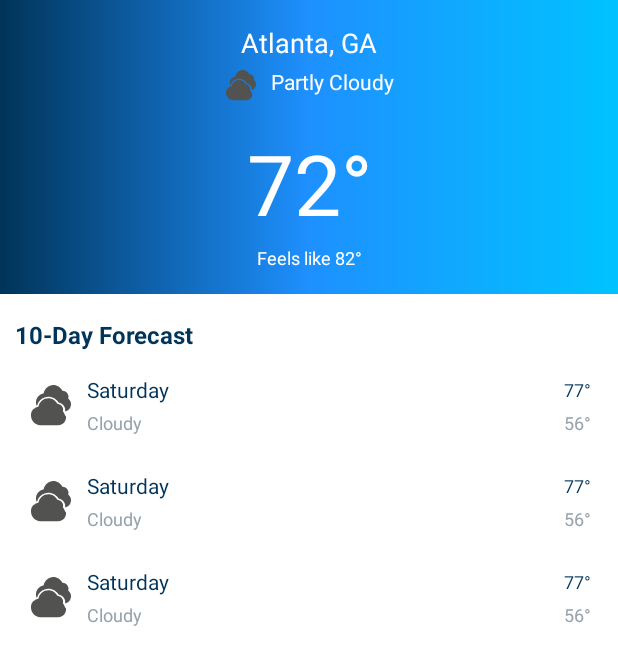
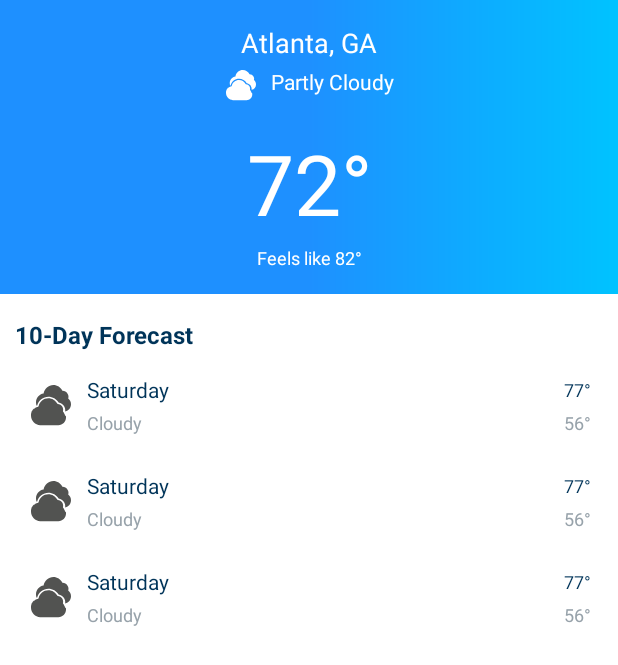
Before and after one commit to SmithRamsey/Sunshine, an Android app: the layout fragment_home.xml on its own in the app's theme, with its tools: preview values and no code run, on a phone screen of 412 x 824 dp. Shown: the top 665 px of the screen. Run offline under Robolectric (Android 15) with nearby library versions, the phone set to English and light mode, and no system bars; network calls fail.

Commit message:
More improvements, added databinding

```diff
--- a/app/build.gradle
+++ b/app/build.gradle
@@ -53,6 +53,10 @@ dependencies {
     implementation "com.squareup.retrofit2:adapter-rxjava2:2.9.0"
     implementation 'com.squareup.retrofit2:converter-gson:2.9.0'
     implementation 'androidx.databinding:databinding-runtime:7.0.1'
+    implementation 'com.github.bumptech.glide:glide:4.12.0'
+    implementation 'androidx.legacy:legacy-support-v4:1.0.0'
+    annotationProcessor 'com.github.bumptech.glide:compiler:4.12.0'
+
     testImplementation 'junit:junit:4.+'
     androidTestImplementation 'androidx.test.ext:junit:1.1.3'
     androidTestImplementation 'androidx.test.espresso:espresso-core:3.4.0'
--- a/app/src/main/java/com/example/sunshine/model/WeatherPayload.kt
+++ b/app/src/main/java/com/example/sunshine/model/WeatherPayload.kt
@@ -52,7 +52,7 @@ data class ListItem(
 	val deg: Int? = null,
 	val pressure: Int? = null,
 	val clouds: Int? = null,
-	val feelsLike: FeelsLike? = null,
+	val feels_like: FeelsLike? = null,
 	val speed: Double? = null,
 	val dt: Int? = null,
 	val pop: Double? = null,
--- a/app/src/main/res/drawable/blue_gradient.xml
+++ b/app/src/main/res/drawable/blue_gradient.xml
@@ -3,7 +3,7 @@
     <gradient
         android:angle="180"
         android:centerColor="@color/light_blue"
-        android:endColor="@color/dark_blue"
+        android:endColor="@color/light_blue"
         android:startColor="@color/cyan"
         android:type="linear" />
 </shape>
--- a/app/src/main/res/layout/fragment_home.xml
+++ b/app/src/main/res/layout/fragment_home.xml
@@ -1,7 +1,20 @@
 <?xml version="1.0" encoding="utf-8"?>
-<androidx.constraintlayout.widget.ConstraintLayout xmlns:android="http://schemas.android.com/apk/res/android"
+<layout xmlns:android="http://schemas.android.com/apk/res/android"
     xmlns:app="http://schemas.android.com/apk/res-auto"
-    xmlns:tools="http://schemas.android.com/tools"
+    xmlns:tools="http://schemas.android.com/tools">
+
+    <data>
+
+        <variable
+            name="listItem"
+            type="com.example.sunshine.model.ListItem" />
+
+        <variable
+            name="weatherItem"
+            type="com.example.sunshine.model.WeatherItem" />
+    </data>
+
+    <androidx.constraintlayout.widget.ConstraintLayout
         android:layout_width="match_parent"
         android:layout_height="match_parent"
         tools:context=".ui.home.HomeFragment">
@@ -45,9 +58,12 @@
 
                 <androidx.appcompat.widget.AppCompatImageView
                     android:id="@+id/current_weather_icon"
+                    loadIcon="@{weatherItem.icon}"
                     android:layout_width="24dp"
                     android:layout_height="24dp"
                     android:layout_marginEnd="@dimen/small_margin"
+                    android:tint="@color/white"
+                    android:backgroundTint="@color/white"
                     tools:src="@drawable/weather_cloudy" />
 
                 <androidx.appcompat.widget.AppCompatTextView
@@ -56,6 +72,7 @@
                     android:layout_width="wrap_content"
                     android:layout_height="match_parent"
                     android:layout_marginStart="@dimen/small_margin"
+                    android:text="@{weatherItem.main}"
                     tools:text="Partly Cloudy" />
 
             </androidx.appcompat.widget.LinearLayoutCompat>
@@ -64,6 +81,7 @@
             <androidx.appcompat.widget.AppCompatTextView
                 android:id="@+id/temperature_text"
                 style="@style/title_3"
+                roundTemp="@{listItem.temp.day}"
                 android:layout_width="wrap_content"
                 android:layout_height="wrap_content"
                 android:layout_marginTop="@dimen/medium_margin"
@@ -77,6 +95,7 @@
             <androidx.appcompat.widget.AppCompatTextView
                 android:id="@+id/wind_chill_text"
                 style="@style/body_1"
+                feelsLikeRoundTemp="@{listItem.feels_like.day}"
                 android:layout_width="wrap_content"
                 android:layout_height="wrap_content"
                 android:layout_marginTop="@dimen/extra_small_margin"
@@ -118,3 +137,5 @@
 
 
     </androidx.constraintlayout.widget.ConstraintLayout>
+
+</layout>
--- a/app/src/main/res/layout/home_list_item.xml
+++ b/app/src/main/res/layout/home_list_item.xml
@@ -4,10 +4,12 @@
     xmlns:tools="http://schemas.android.com/tools">
 
     <data>
-
         <variable
             name="listItem"
             type="com.example.sunshine.model.ListItem" />
+        <variable
+            name="weatherItem"
+            type="com.example.sunshine.model.WeatherItem" />
     </data>
 
     <androidx.constraintlayout.widget.ConstraintLayout
@@ -26,6 +28,7 @@
             app:layout_constraintEnd_toStartOf="@id/item_day_text"
             app:layout_constraintStart_toStartOf="parent"
             app:layout_constraintTop_toTopOf="@id/item_day_text"
+            loadIcon="@{weatherItem.icon}"
             tools:src="@drawable/weather_cloudy" />
 
         <androidx.appcompat.widget.AppCompatTextView
@@ -49,7 +52,7 @@
             android:layout_height="wrap_content"
             android:layout_marginTop="@dimen/extra_small_margin"
             android:layout_marginBottom="@dimen/small_margin"
-            android:text="@{listItem.weather.get(0).main}"
+            android:text="@{weatherItem.main}"
             app:layout_constraintBottom_toTopOf="@id/item_humidity_text"
             app:layout_constraintStart_toStartOf="@id/item_day_text"
             app:layout_constraintTop_toBottomOf="@id/item_day_text"
@@ -58,10 +61,10 @@
         <androidx.appcompat.widget.AppCompatTextView
             android:id="@+id/item_high_temp_text"
             style="@style/body_3"
+            roundTemp="@{listItem.temp.max}"
             android:layout_width="wrap_content"
             android:layout_height="wrap_content"
             android:layout_marginEnd="@dimen/medium_margin"
-            android:text="@{listItem.temp.max.toString()}"
             app:layout_constraintBottom_toBottomOf="@id/item_day_text"
             app:layout_constraintEnd_toEndOf="parent"
             app:layout_constraintTop_toTopOf="@id/item_day_text"
@@ -70,9 +73,9 @@
         <androidx.appcompat.widget.AppCompatTextView
             android:id="@+id/item_low_temp_text"
             style="@style/body_2"
+            roundTemp="@{listItem.temp.min}"
             android:layout_width="wrap_content"
             android:layout_height="wrap_content"
-            android:text="@{listItem.temp.min.toString()}"
             app:layout_constraintBottom_toBottomOf="@id/item_condition_text"
             app:layout_constraintEnd_toEndOf="@id/item_high_temp_text"
             app:layout_constraintTop_toTopOf="@id/item_condition_text"
@@ -85,7 +88,7 @@
             android:layout_height="wrap_content"
             android:layout_marginTop="@dimen/small_margin"
             android:layout_marginBottom="@dimen/extra_small_margin"
-            android:text="@{listItem.humidity.toString()}"
+            android:text="@{@string/humidity+`: `+listItem.humidity.toString()+ `%`}"
             android:visibility="gone"
             app:layout_constraintBottom_toTopOf="@id/item_pressure_text"
             app:layout_constraintStart_toStartOf="@id/item_condition_text"
@@ -99,7 +102,7 @@
             android:layout_height="wrap_content"
             android:layout_marginTop="@dimen/extra_small_margin"
             android:layout_marginBottom="@dimen/extra_small_margin"
-            android:text="@{listItem.pressure.toString()}"
+            android:text="@{@string/pressure+`: ` +listItem.pressure.toString()+` hPa`}"
             android:visibility="gone"
             app:layout_constraintBottom_toTopOf="@id/item_wind_text"
             app:layout_constraintStart_toStartOf="@id/item_condition_text"
@@ -109,11 +112,11 @@
         <androidx.appcompat.widget.AppCompatTextView
             android:id="@+id/item_wind_text"
             style="@style/body_2"
+            buildWindString="@{listItem}"
             android:layout_width="wrap_content"
             android:layout_height="wrap_content"
             android:layout_marginTop="@dimen/extra_small_margin"
             android:layout_marginBottom="@dimen/small_margin"
-            android:text="@{listItem.speed.toString()}"
             android:visibility="gone"
             app:layout_constraintBottom_toBottomOf="parent"
             app:layout_constraintStart_toStartOf="@id/item_condition_text"
--- a/app/src/main/res/values/colors.xml
+++ b/app/src/main/res/values/colors.xml
@@ -11,4 +11,5 @@
     <color name="light_blue">#1e90ff</color>
     <color name="cyan">#00c3ff</color>
     <color name="grey">#97A2AA</color>
+    <color name="divider_grey">#E8E9EB</color>
 </resources>
--- a/app/src/main/res/values/dimens.xml
+++ b/app/src/main/res/values/dimens.xml
@@ -2,6 +2,7 @@
     <!-- Default screen margins, per the Android Design guidelines. -->
     <dimen name="activity_horizontal_margin">16dp</dimen>
     <dimen name="activity_vertical_margin">16dp</dimen>
+    <dimen name="divider_thickness">1dp</dimen>
     <dimen name="extra_small_margin">2dp</dimen>
     <dimen name="small_margin">4dp</dimen>
     <dimen name="medium_margin">8dp</dimen>
--- a/app/src/main/res/values/strings.xml
+++ b/app/src/main/res/values/strings.xml
@@ -7,4 +7,8 @@
     <string name="nav_header_desc">Navigation header</string>
     <string name="menu_home">SUNSHINE</string>
     <string name="ten_day_forecast">10-Day Forecast</string>
+    <string name="wind">Wind</string>
+    <string name="feels_like">Feels Like</string>
+    <string name="pressure">Pressure</string>
+    <string name="humidity">Humidity</string>
 </resources>
```
Also changed, not shown: app/src/main/java/com/example/sunshine/ui/home/HomeFragment.kt (+10 -1 lines), app/src/main/java/com/example/sunshine/ui/home/HomeFragmentAdapter.kt (+5 -5 lines), app/src/main/java/com/example/sunshine/utils/Extensions.kt (+47 -2 lines), app/src/main/res/drawable/divider.xml (added, +7 -0 lines). Lines whose indentation alone changed are shown as unchanged.
